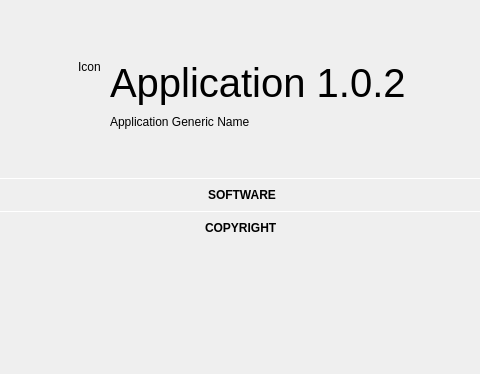
Before: the Qt Designer form lib/taboutdialog.ui in theCheeseboard/libcontemporary, drawn with Qt 5; both pictures show x 108 to 588 and y 0 to 374 of the 700 by 500 pixel window.
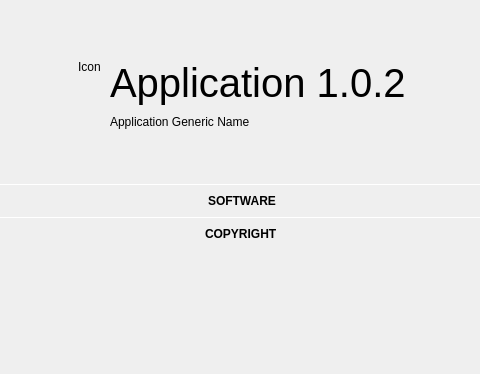
After: the same form once the commit is applied.

Commit message: Left align about dialog

Patch:
```diff
--- a/lib/taboutdialog.ui
+++ b/lib/taboutdialog.ui
@@ -147,7 +147,7 @@
               <number>9</number>
              </property>
              <property name="bottomMargin">
-              <number>40</number>
+              <number>6</number>
              </property>
              <item alignment="Qt::AlignTop">
               <widget class="QLabel" name="applicationIcon">
@@ -199,7 +199,7 @@
                    <number>0</number>
                   </property>
                   <property name="bottomMargin">
-                   <number>0</number>
+                   <number>40</number>
                   </property>
                  </layout>
                 </widget>
```
The commit also changes 1 other file.
